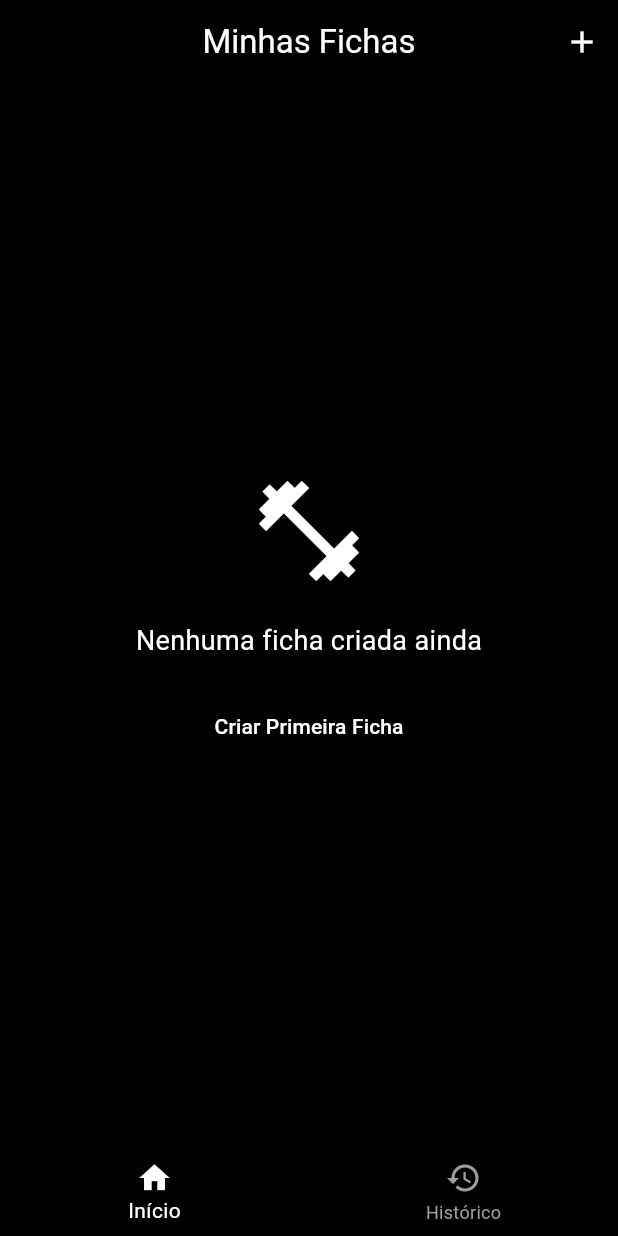
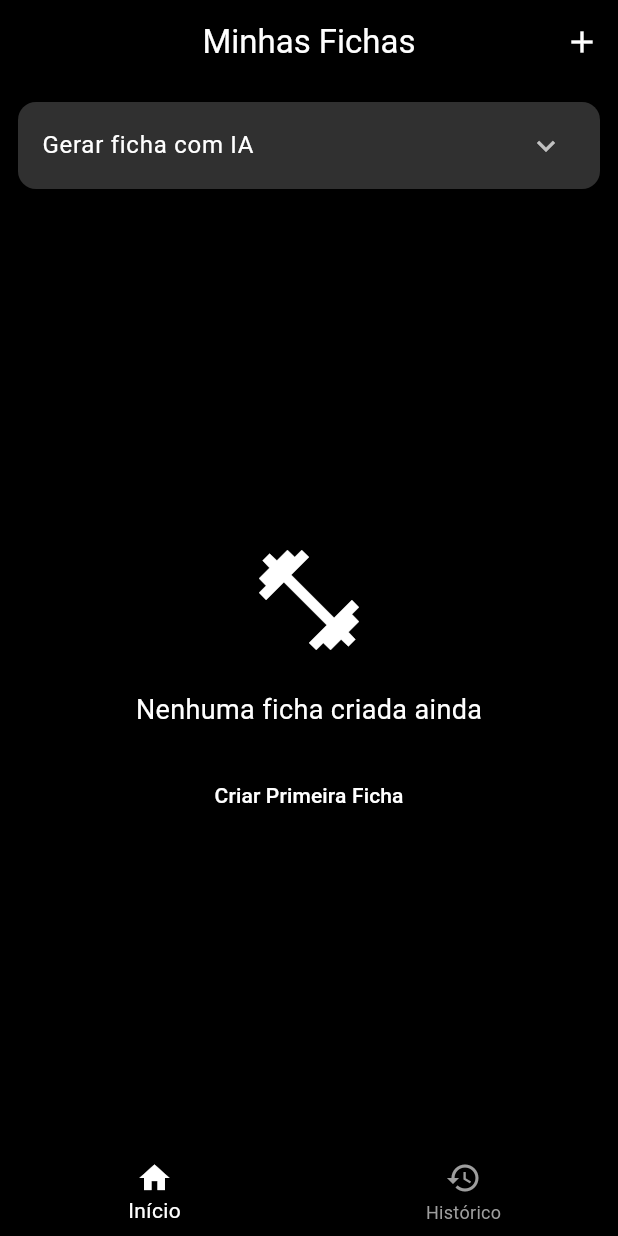
Before and after one commit to carlosornelas2204/Treinify, a Flutter app: the screen it shows after launch, on a phone screen of 412 x 824 dp. Run offline on Flutter 3.47's test engine with Material 3 defaults, Android fonts, the light colour scheme and no system bars; our stand-ins replace shared_preferences, vibration.

Commit message:
Adicionado remoção das series caso desejado, busca de ultima serie mais precisa, melhoria no historico, adicionar formulario para caso seja desejado criar ficha por IA

```diff
--- a/lib/screens/home_screen.dart
+++ b/lib/screens/home_screen.dart
@@ -1,18 +1,24 @@
-// ARQUIVO: home_screen.dart
-// MELHORIAS IMPLEMENTADAS:
-// 1. Adição de feedback visual ao adicionar/editar fichas
-// 2. Melhor organização do código
-// 3. Adição de confirmação ao editar ficha
-// 4. Melhor tratamento de erros
-
 import 'package:flutter/material.dart';
 import 'package:provider/provider.dart';
 import '../models/workout_model.dart';
 import 'workout_creation_screen.dart';
 import 'workout_progress_screen.dart';
 
-class HomeScreen extends StatelessWidget {
+class HomeScreen extends StatefulWidget {
   const HomeScreen({super.key});
+
+  @override
+  State<HomeScreen> createState() => _HomeScreenState();
+}
+
+class _HomeScreenState extends State<HomeScreen> {
+  final _formKey = GlobalKey<FormState>();
+  final _alturaController = TextEditingController();
+  final _pesoController = TextEditingController();
+  final _idadeController = TextEditingController();
+  String _sexo = 'Masculino';
+  int _diasSemana = 3;
+  String _objetivo = 'Ganho de massa';
 
   Future<void> _navigateAndRefresh(
       BuildContext context,
@@ -33,6 +39,86 @@ class HomeScreen extends StatelessWidget {
         );
       }
     }
+  }
+
+  Widget _buildAIForm(BuildContext context) {
+    return Card(
+      color: Colors.grey[850],
+      margin: const EdgeInsets.all(12),
+      child: ExpansionTile(
+        title: const Text('Gerar ficha com IA'),
+        iconColor: Colors.white,
+        collapsedIconColor: Colors.white70,
+        childrenPadding: const EdgeInsets.all(16),
+        children: [
+          Form(
+            key: _formKey,
+            child: Column(
+              children: [
+                TextFormField(
+                  controller: _alturaController,
+                  keyboardType: TextInputType.number,
+                  decoration: const InputDecoration(labelText: 'Altura (cm)'),
+                  validator: (value) => value == null || value.isEmpty ? 'Informe sua altura' : null,
+                ),
+                TextFormField(
+                  controller: _pesoController,
+                  keyboardType: TextInputType.number,
+                  decoration: const InputDecoration(labelText: 'Peso (kg)'),
+                  validator: (value) => value == null || value.isEmpty ? 'Informe seu peso' : null,
+                ),
+                TextFormField(
+                  controller: _idadeController,
+                  keyboardType: TextInputType.number,
+                  decoration: const InputDecoration(labelText: 'Idade'),
+                  validator: (value) => value == null || value.isEmpty ? 'Informe sua idade' : null,
+                ),
+                DropdownButtonFormField<String>(
+                  value: _sexo,
+                  items: ['Masculino', 'Feminino'].map((sexo) {
+                    return DropdownMenuItem(value: sexo, child: Text(sexo));
+                  }).toList(),
+                  onChanged: (value) => setState(() => _sexo = value!),
+                  decoration: const InputDecoration(labelText: 'Sexo'),
+                ),
+                DropdownButtonFormField<int>(
+                  value: _diasSemana,
+                  items: List.generate(7, (index) => index + 1).map((dias) {
+                    return DropdownMenuItem(value: dias, child: Text('$dias dias/semana'));
+                  }).toList(),
+                  onChanged: (value) => setState(() => _diasSemana = value!),
+                  decoration: const InputDecoration(labelText: 'Dias disponíveis por semana'),
+                ),
+                DropdownButtonFormField<String>(
+                  value: _objetivo,
+                  items: ['Ganho de massa', 'Emagrecimento', 'Condicionamento'].map((obj) {
+                    return DropdownMenuItem(value: obj, child: Text(obj));
+                  }).toList(),
+                  onChanged: (value) => setState(() => _objetivo = value!),
+                  decoration: const InputDecoration(labelText: 'Objetivo'),
+                ),
+                const SizedBox(height: 16),
+                ElevatedButton.icon(
+                  icon: const Icon(Icons.auto_fix_high),
+                  label: const Text('Gerar Ficha com IA'),
+                  onPressed: () {
+                    if (_formKey.currentState!.validate()) {
+                      // Aqui vai a chamada para a IA
+                      print('Altura: ${_alturaController.text}');
+                      print('Peso: ${_pesoController.text}');
+                      print('Idade: ${_idadeController.text}');
+                      print('Sexo: $_sexo');
+                      print('Dias: $_diasSemana');
+                      print('Objetivo: $_objetivo');
+                    }
+                  },
+                )
+              ],
+            ),
+          )
+        ],
+      ),
+    );
   }
 
   Widget _buildEmptyState(BuildContext context) {
@@ -56,16 +142,6 @@ class HomeScreen extends StatelessWidget {
           ),
         ],
       ),
-    );
-  }
-
-  Widget _buildWorkoutList(BuildContext context, List<Workout> workouts) {
-    return ListView.builder(
-      itemCount: workouts.length,
-      itemBuilder: (context, index) {
-        final workout = workouts[index];
-        return _buildWorkoutCard(context, workout);
-      },
     );
   }
 
@@ -161,6 +237,15 @@ class HomeScreen extends StatelessWidget {
     );
   }
 
+  Widget _buildWorkoutList(BuildContext context, List<Workout> workouts) {
+    return ListView.builder(
+      itemCount: workouts.length,
+      itemBuilder: (context, index) {
+        return _buildWorkoutCard(context, workouts[index]);
+      },
+    );
+  }
+
   @override
   Widget build(BuildContext context) {
     final workouts = Provider.of<WorkoutModel>(context).workouts;
@@ -179,7 +264,17 @@ class HomeScreen extends StatelessWidget {
           ),
         ],
       ),
-      body: workouts.isEmpty ? _buildEmptyState(context) : _buildWorkoutList(context, workouts),
+      body: Column(
+        children: [
+          _buildAIForm(context),
+          const SizedBox(height: 10),
+          Expanded(
+            child: workouts.isEmpty
+                ? _buildEmptyState(context)
+                : _buildWorkoutList(context, workouts),
+          ),
+        ],
+      ),
     );
   }
 }
```
Also changed, not shown: lib/models/workout_model.dart (+51 -17 lines), lib/screens/workout_creation_screen.dart (+0 -7 lines), lib/screens/workout_history_screen.dart (+44 -46 lines), lib/screens/workout_progress_screen.dart (+35 -20 lines).
